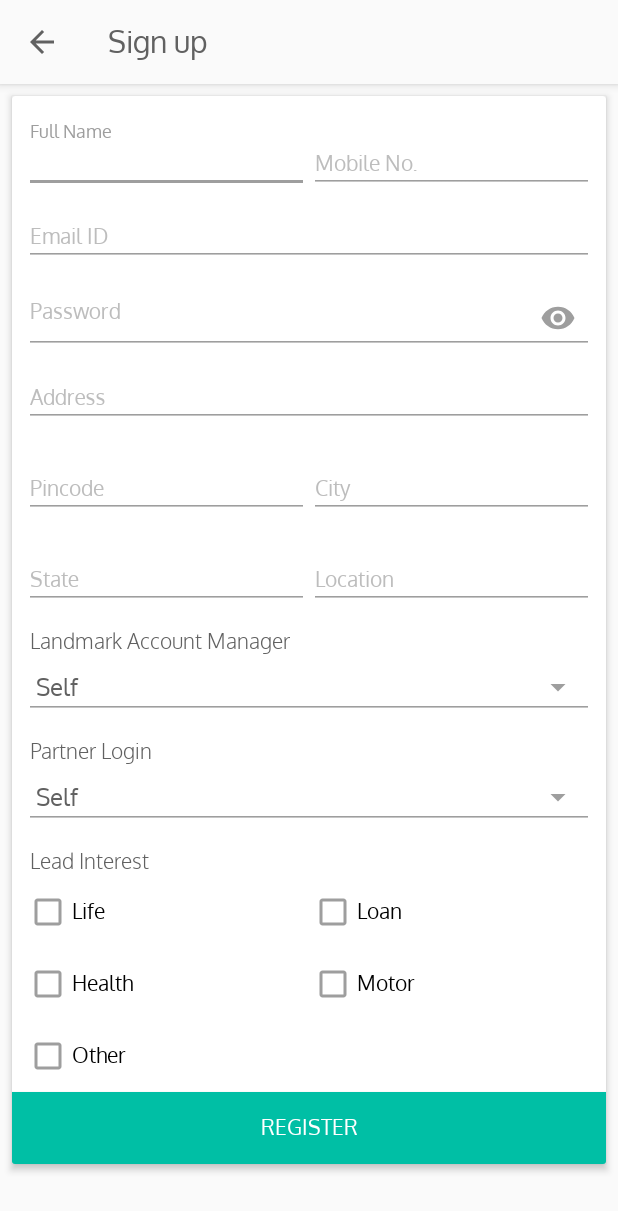
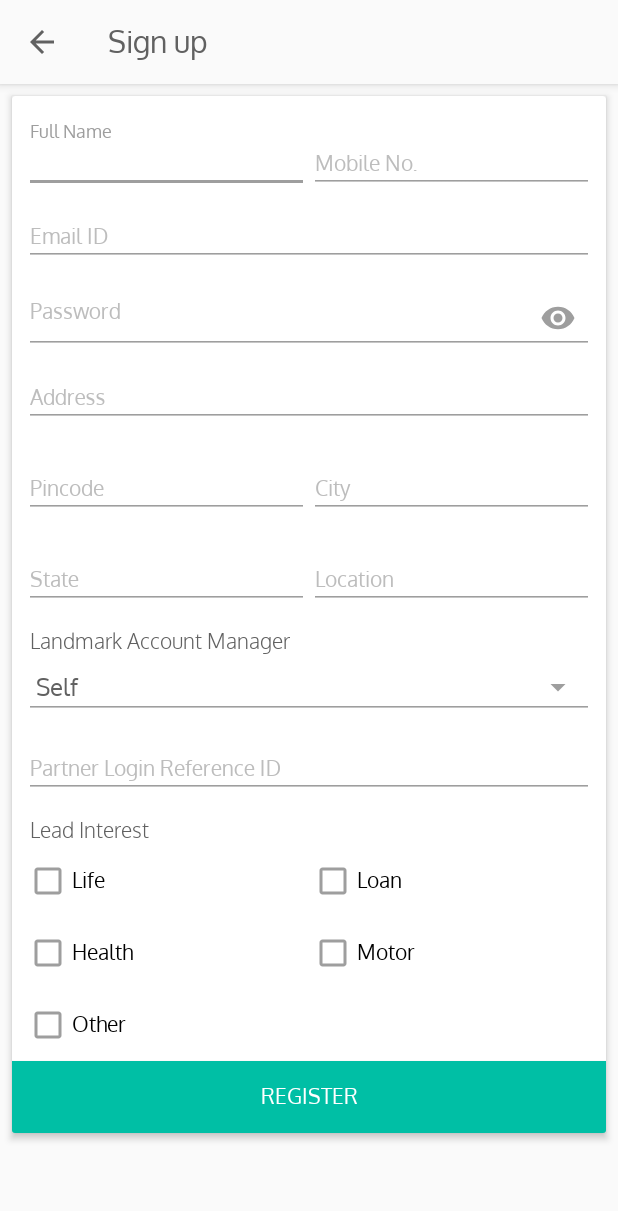
Before and after one commit to pradeepmkhandekar/LeadManagement, an Android app: the RegisterActivity screen opened directly, with no data from a screen before it, on a phone screen of 412 x 824 dp. Shown: the top 1211 px of the screen. Run offline under Robolectric (Android 15) with nearby library versions, the phone set to English and light mode, and no system bars.

Commit message:
register quick fixes

```diff
--- a/app/src/main/java/com/pb/leadmanagement/core/controller/authentication/AuthenticationController.kt
+++ b/app/src/main/java/com/pb/leadmanagement/core/controller/authentication/AuthenticationController.kt
@@ -31,7 +31,7 @@ open class AuthenticationController : IAuthentication {
     fun errorStatus(statusCode: Int): String {
         when (statusCode) {
             400 -> {
-                return "Bad request :The server cannot or will not process the request due to an apparent client errorStatus"
+                return "Bad request :The server cannot or will not process the request due to an apparent client error status"
             }
             403 -> {
                 return "Forbidden :Server is refusing action"
--- a/app/src/main/java/com/pb/leadmanagement/core/model/LoginEntity.kt
+++ b/app/src/main/java/com/pb/leadmanagement/core/model/LoginEntity.kt
@@ -2,6 +2,7 @@ package com.pb.leadmanagement.core.model
 
 data class LoginEntity(
         var Address: String,
+        var ReferenceCode: String,
         var PartnerLogin: String,
         var PartnerChildLogin: String,
         var City: String,
--- a/app/src/main/java/com/pb/leadmanagement/profile/ProfileFragment.kt
+++ b/app/src/main/java/com/pb/leadmanagement/profile/ProfileFragment.kt
@@ -232,6 +232,7 @@ class ProfileFragment : Fragment(), View.OnClickListener, IResponseSubcriber {
                 var loginEntity = LoginEntity(
                         displayView.etAddress.text.toString(),
                         displayView.etChainCode.text.toString(),
+                        displayView.etChainCode.text.toString(),
                         this.loginEntity!!.PartnerChildLogin,
                         displayView.etCity.text.toString(),
                         displayView.etEmail.text.toString(),
--- a/app/src/main/res/layout/content_register.xml
+++ b/app/src/main/res/layout/content_register.xml
@@ -192,7 +192,7 @@
 
                         android:entries="@array/array_fieldmanager" />
 
-                    <TextView
+                   <!-- <TextView
                         style="@style/CustomTitle.Medium"
                         android:layout_width="match_parent"
                         android:layout_height="wrap_content"
@@ -206,7 +206,20 @@
                         style="@style/Spinner.Underline"
                         android:layout_width="match_parent"
                         android:layout_height="wrap_content"
-                        android:entries="@array/array_fieldmanager" />
+                        android:entries="@array/array_fieldmanager" />-->
+
+
+                    <android.support.design.widget.TextInputLayout
+                        android:layout_width="match_parent"
+                        android:layout_height="wrap_content"
+                        android:layout_marginTop="4dp">
+
+                        <android.support.design.widget.TextInputEditText
+                            android:id="@+id/etPartnerLogin"
+                            style="@style/Style.edittext"
+                            android:hint="Partner Login Reference ID" />
+                    </android.support.design.widget.TextInputLayout>
+
 
                     <android.support.design.widget.TextInputLayout
                         android:layout_width="match_parent"
```
Also changed, not shown: app/src/main/java/com/pb/leadmanagement/register/RegisterActivity.kt (+7 -1 lines).
